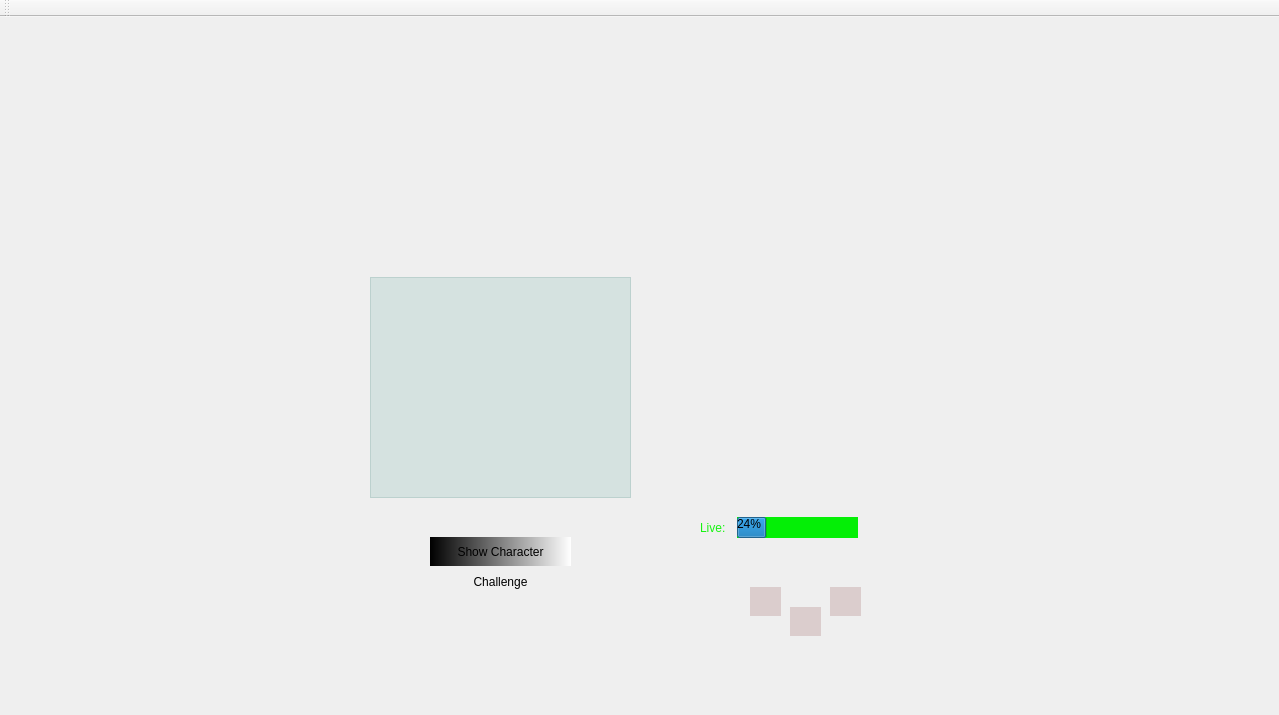
This is src/mainwindow.ui in RogueFendor/EventHorizon as Qt 5 draws it before an edit. The edited form follows.
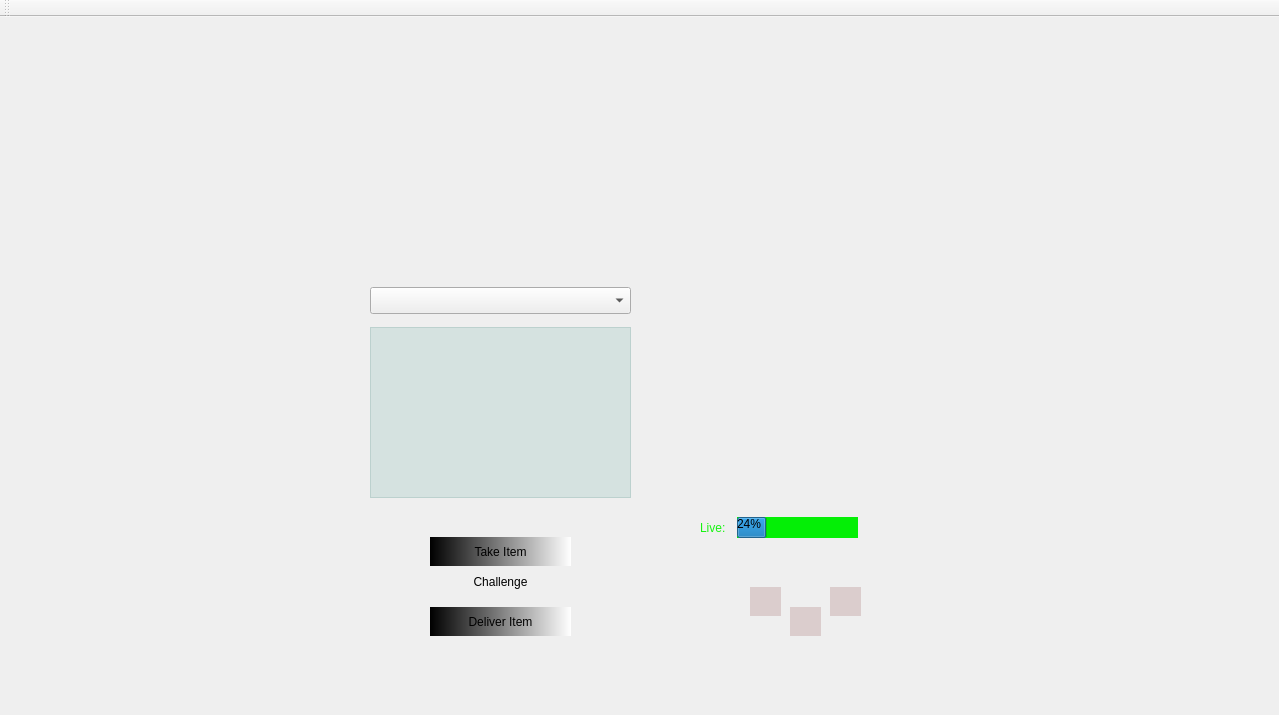
This is the edited form. Icons and pictures are not drawn.

Diff of the .ui file:
```diff
--- a/src/mainwindow.ui
+++ b/src/mainwindow.ui
@@ -17,6 +17,9 @@
    <string notr="true"/>
   </property>
   <widget class="QWidget" name="centralWidget">
+   <property name="styleSheet">
+    <string notr="true"/>
+   </property>
    <widget class="QWidget" name="gridLayoutWidget_3">
     <property name="geometry">
      <rect>
@@ -141,7 +144,7 @@
       <string notr="true">background-color: qlineargradient(spread:pad, x1:0, y1:0, x2:1, y2:0, stop:0 rgba(0, 0, 0, 255), stop:1 rgba(255, 255, 255, 255));</string>
      </property>
      <property name="text">
-      <string>Show Character</string>
+      <string>Take Item</string>
      </property>
     </widget>
     <widget class="QPushButton" name="buttonChall">
@@ -189,14 +192,30 @@
       <number>24</number>
      </property>
     </widget>
+    <widget class="QPushButton" name="showNewCharacter_2">
+     <property name="geometry">
+      <rect>
+       <x>10</x>
+       <y>100</y>
+       <width>141</width>
+       <height>29</height>
+      </rect>
+     </property>
+     <property name="styleSheet">
+      <string notr="true">background-color: qlineargradient(spread:pad, x1:0, y1:0, x2:1, y2:0, stop:0 rgba(0, 0, 0, 255), stop:1 rgba(255, 255, 255, 255));</string>
+     </property>
+     <property name="text">
+      <string>Deliver Item</string>
+     </property>
+    </widget>
    </widget>
    <widget class="QTextBrowser" name="textArea1">
     <property name="geometry">
      <rect>
       <x>370</x>
-      <y>260</y>
+      <y>310</y>
       <width>261</width>
-      <height>221</height>
+      <height>171</height>
      </rect>
     </property>
     <property name="styleSheet">
@@ -236,6 +255,16 @@
     </property>
     <layout class="QGridLayout" name="playLayout_2"/>
    </widget>
+   <widget class="QComboBox" name="itemBox">
+    <property name="geometry">
+     <rect>
+      <x>370</x>
+      <y>270</y>
+      <width>261</width>
+      <height>27</height>
+     </rect>
+    </property>
+   </widget>
   </widget>
   <widget class="QMenuBar" name="menuBar">
    <property name="geometry">
```
